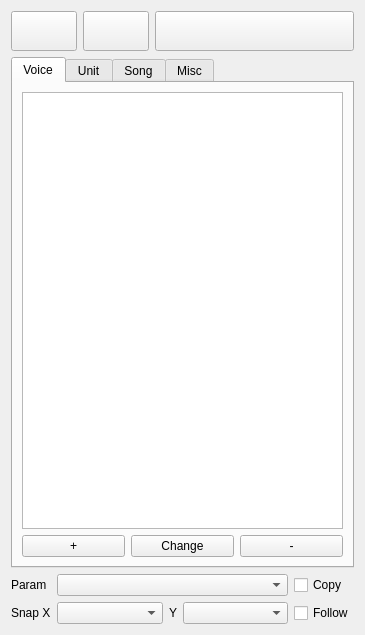
This is src/editor/sidemenu/SideMenu.ui in yuxshao/ptcollab as Qt 5 draws it before an edit. The edited form follows.
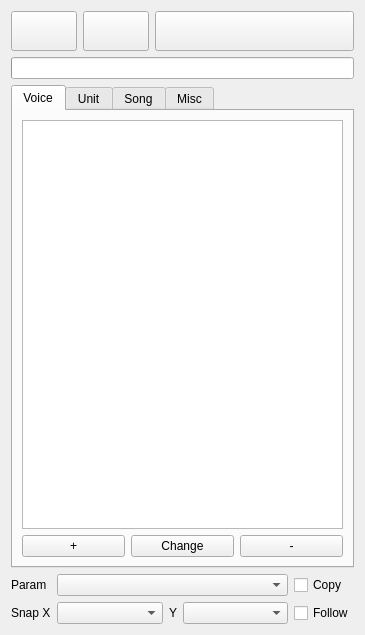
This is the edited form. Icons and pictures are not drawn.

```diff
--- a/src/editor/sidemenu/SideMenu.ui
+++ b/src/editor/sidemenu/SideMenu.ui
@@ -96,6 +96,22 @@
      </item>
     </layout>
    </item>
+   <item>
+    <widget class="QProgressBar" name="volumeMeter">
+     <property name="minimum">
+      <number>-3600</number>
+     </property>
+     <property name="maximum">
+      <number>300</number>
+     </property>
+     <property name="value">
+      <number>-3600</number>
+     </property>
+     <property name="textVisible">
+      <bool>false</bool>
+     </property>
+    </widget>
+   </item>
    <item>
     <widget class="QTabWidget" name="tabWidget">
      <property name="currentIndex">
```
Left out of the diff: 6 changed lines with no effect on the pictures.
